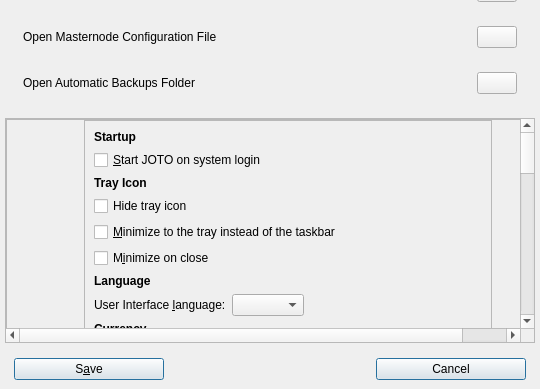
First picture: the form in src/qt/forms/settingspage.ui, repository minblock/joto, before the edit; both pictures show x 0 to 540 and y 196 to 585 of the 540 by 585 pixel window.
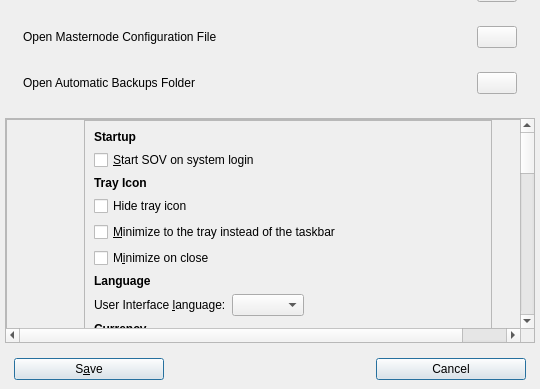
Second picture: the form after the edit. Custom widgets are drawn as their Qt base class.

```diff
--- a/src/qt/forms/settingspage.ui
+++ b/src/qt/forms/settingspage.ui
@@ -287,7 +287,7 @@
                                                     <string>Automatically start JOTO after logging in to the system.</string>
                                                 </property>
                                                 <property name="text">
-                                                    <string>&amp;Start JOTO on system login</string>
+                                                    <string>&amp;Start SOV on system login</string>
                                                 </property>
                                             </widget>
                                         </item>
```
Left out of the diff: 14 changed lines with no effect on the pictures.
